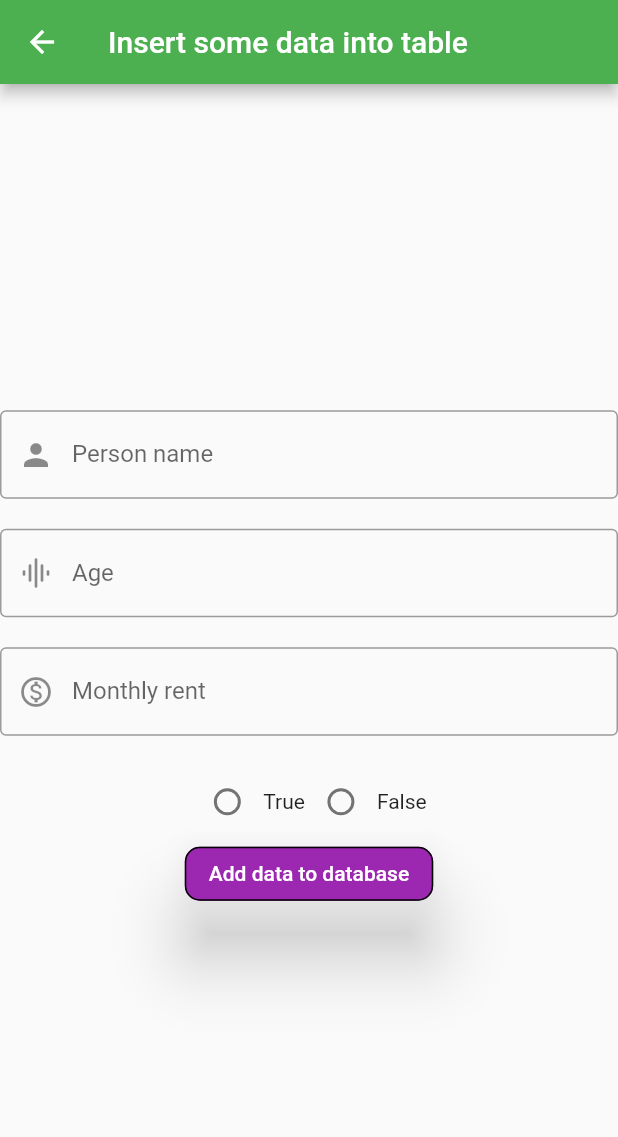
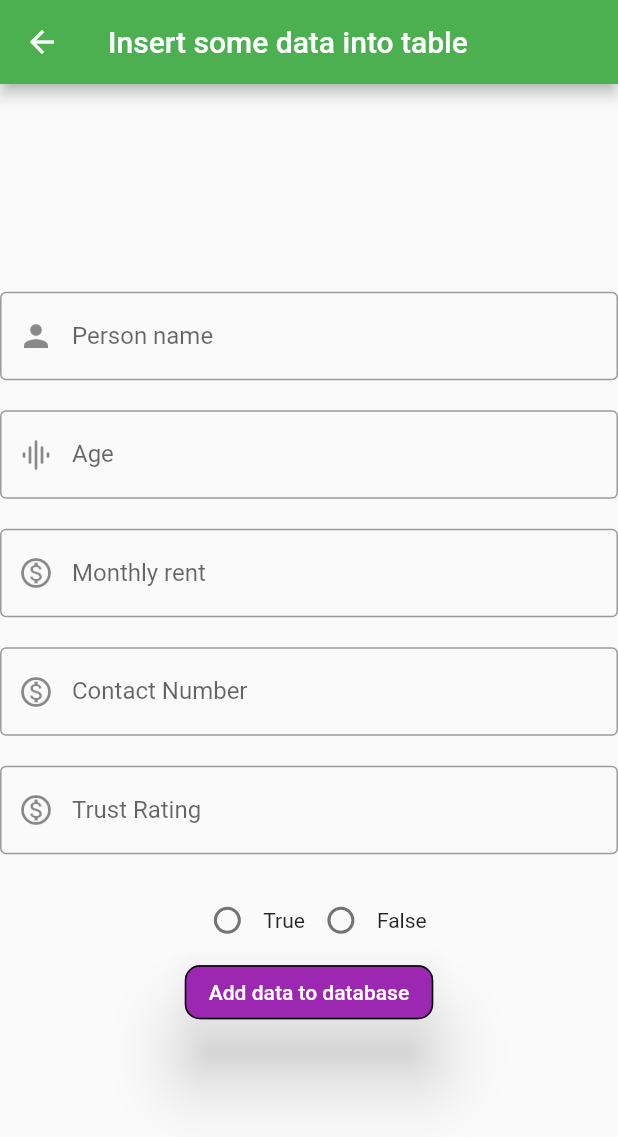
Before and after one commit to ShubhamDalvi1999/House_Rental_App_in_Flutter, a Flutter app: the Insertdata screen opened directly, after a tap on "Add data to database", on a phone screen of 412 x 824 dp. Shown: the top 1137 px of the screen. Run offline on Flutter 3.47's test engine with Material 2 defaults, Android fonts, the light colour scheme and no system bars; our stand-ins replace cloud_firestore, curved_navigation_bar, firebase_auth, firebase_core, sqflite; missing offline and left inert: dart:ffi; accounts and stored records are empty.

Commit message:
UI changes and firestore database added

```diff
--- a/lib/FireStoreDatabase/UserData.dart
+++ b/lib/FireStoreDatabase/UserData.dart
@@ -1 +1,49 @@
+import 'dart:ffi';
+
 import 'package:flutter/material.dart';
+
+import 'package:cloud_firestore/cloud_firestore.dart';
+
+final FirebaseFirestore _firestore = FirebaseFirestore.instance;
+final CollectionReference _mainCollection = _firestore.collection('notes');
+
+class FirebaseUserdata {
+  String? name;
+  String? age;
+  String? rentgiven;
+  bool? monthlyrent;
+  int? contactnumber;
+  int? rating;
+
+  FirebaseUserdata({
+    required this.name,
+    required this.age,
+    required this.rentgiven,
+    required this.monthlyrent,
+    required this.contactnumber,
+    required this.rating,
+  });
+
+  Map<String, dynamic> toMap() {
+    return {
+      "name": name,
+      "age": age,
+      "monthlyrent": monthlyrent,
+      "rentgiven": rentgiven,
+      "contactnumber": contactnumber,
+      "rating": rating,
+    };
+  }
+
+  void addUser(name, age, monthlyrent, rentgiven, contactnumber, rating) {
+    FirebaseUserdata UserToAdd = FirebaseUserdata(
+      name: this.name,
+      age: this.age,
+      monthlyrent: this.monthlyrent,
+      rentgiven: this.rentgiven,
+      contactnumber: this.contactnumber,
+      rating: this.rating,
+    );
+    FirebaseFirestore.instance.collection("Userdata").add(UserToAdd.toMap());
+  }
+}
--- a/lib/main.dart
+++ b/lib/main.dart
@@ -4,7 +4,7 @@ import 'package:firebase_auth/firebase_auth.dart';
 import 'package:firebase_core/firebase_core.dart';
 import 'package:flutter/material.dart';
 import 'package:provider/provider.dart';
-import 'FIrebaseAuth/RegisterAndLogin.dart';
+import 'pages/RegisterAndLogin.dart';
 import 'SignUpandLoginpages/LoginPage.dart';
 
 Future<void> main() async {
--- a/lib/pages/insert.dart
+++ b/lib/pages/insert.dart
@@ -1,5 +1,7 @@
+import 'package:database_curd_demo_app/models/index.dart';
 import 'package:flutter/material.dart';
 
+import '../FireStoreDatabase/UserData.dart';
 import '../dbhelper.dart';
 
 class Insertdata extends StatefulWidget {
@@ -13,6 +15,8 @@ class _InsertdataState extends State<Insertdata> {
   final personName = TextEditingController();
   final age = TextEditingController();
   final monthlyrent = TextEditingController();
+  final contactno = TextEditingController();
+  final trust = TextEditingController();
   int rentgiven = 100;
   int rentradiogroup = 10;
 
@@ -20,6 +24,17 @@ class _InsertdataState extends State<Insertdata> {
 
   //insterting input from user as a row in database
   void insertdata() async {
+    //firebase data
+    FirebaseUserdata user = FirebaseUserdata(
+        name: personName.text,
+        age: age.text,
+        rentgiven: rentgiven.toString(),
+        monthlyrent: monthlyrent.text == 1 ? true : false,
+        contactnumber: int.parse(contactno.text),
+        rating: int.parse(trust.text));
+    user.addUser(personName.text, age.text, monthlyrent.text, rentgiven,
+        contactno.text, trust.text);
+    //local data
     Map<String, dynamic> row = {
       DatabaseHelper.columnName: personName.text,
       DatabaseHelper.columnAge: age.text,
@@ -77,6 +92,30 @@ class _InsertdataState extends State<Insertdata> {
           const SizedBox(
             height: 20,
           ),
+          TextField(
+            controller: contactno,
+            decoration: const InputDecoration(
+              hintText: 'enter Contact Number',
+              labelText: 'Contact Number',
+              prefixIcon: Icon(Icons.monetization_on_outlined),
+              border: OutlineInputBorder(),
+            ),
+          ),
+          const SizedBox(
+            height: 20,
+          ),
+          TextField(
+            controller: trust,
+            decoration: const InputDecoration(
+              hintText: 'What is the trust rating?',
+              labelText: 'Trust Rating',
+              prefixIcon: Icon(Icons.monetization_on_outlined),
+              border: OutlineInputBorder(),
+            ),
+          ),
+          const SizedBox(
+            height: 20,
+          ),
           Row(
             mainAxisAlignment: MainAxisAlignment.center,
             children: [
@@ -86,9 +125,10 @@ class _InsertdataState extends State<Insertdata> {
                       value: 1,
                       groupValue: rentradiogroup,
                       onChanged: (val) {
-                        rentradiogroup = 1;
-                        rentgiven = 1;
-                        setState(() {});
+                        setState(() {
+                          rentradiogroup = 1;
+                          rentgiven = 1;
+                        });
                       }),
                   const Text("True"),
                 ],
@@ -99,9 +139,10 @@ class _InsertdataState extends State<Insertdata> {
                       value: 0,
                       groupValue: rentradiogroup,
                       onChanged: (val) {
-                        rentradiogroup = 0;
-                        rentgiven = 0;
-                        setState(() {});
+                        setState(() {
+                          rentradiogroup = 0;
+                          rentgiven = 0;
+                        });
                       }),
                   const Text("False"),
                 ],
```
Also changed, not shown: lib/pages/home.dart (+6 -29 lines), lib/pages/viewall.dart (+18 -9 lines), lib/pages/RegisterAndLogin.dart (renamed from lib/FIrebaseAuth/RegisterAndLogin.dart).
